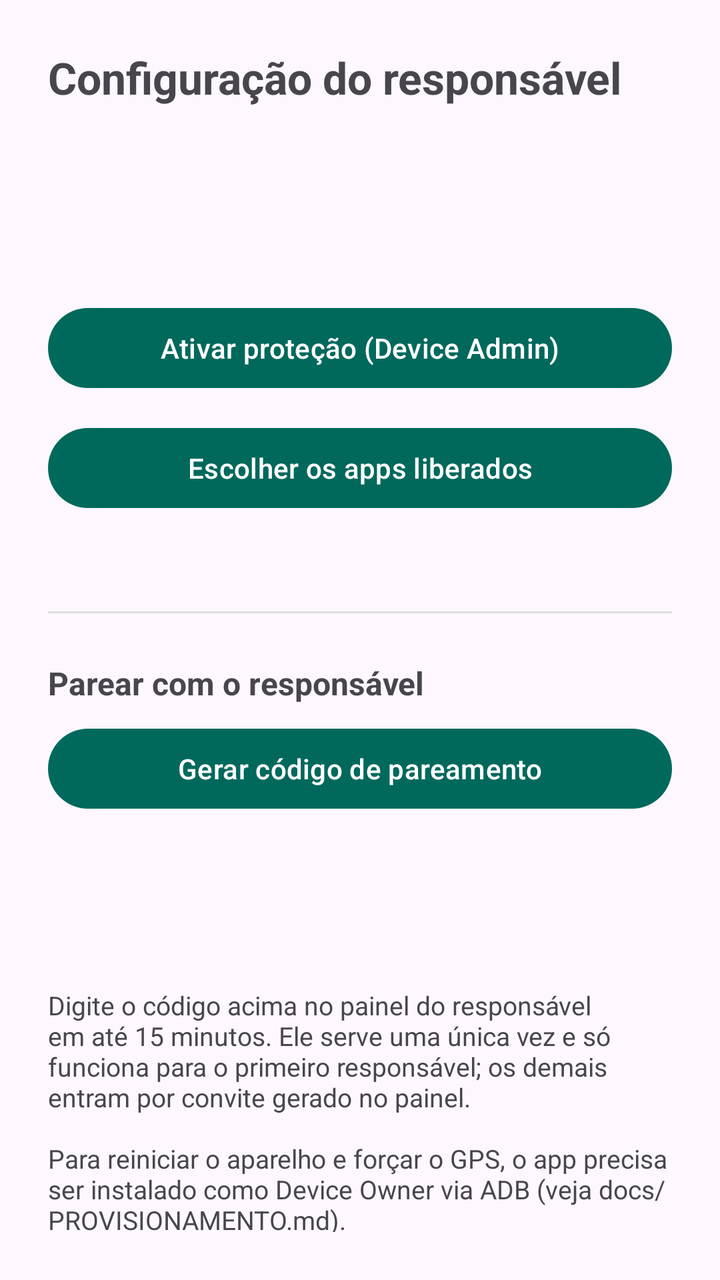
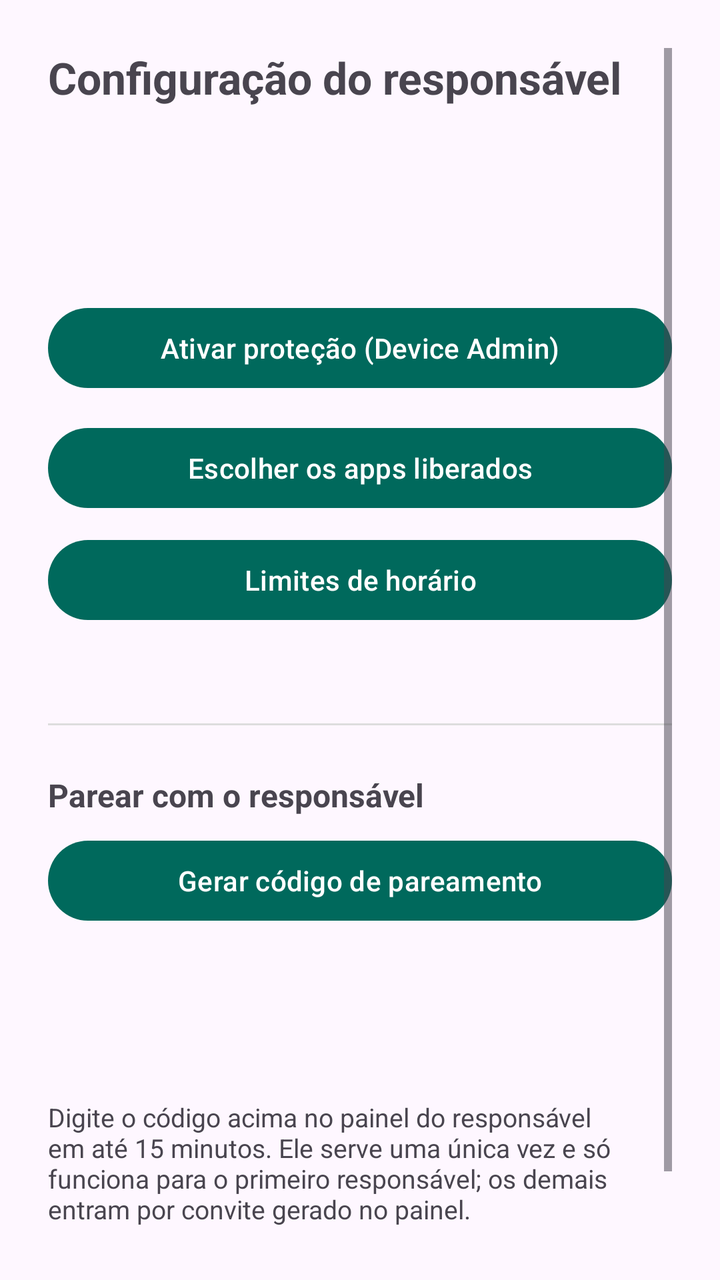

Before-and-after screenshots of an Android layout around one commit, followed by the original layout XML and the change that was made.
<!-- AndroidManifest.xml: application theme Theme.ControleInfantil -->
<!-- res/layout/activity_setup.xml -->
<?xml version="1.0" encoding="utf-8"?>
<ScrollView xmlns:android="http://schemas.android.com/apk/res/android"
    android:layout_width="match_parent"
    android:layout_height="match_parent"
    android:padding="24dp">

    <LinearLayout
        android:layout_width="match_parent"
        android:layout_height="wrap_content"
        android:orientation="vertical">

        <TextView
            android:layout_width="match_parent"
            android:layout_height="wrap_content"
            android:text="@string/setup_title"
            android:textSize="22sp"
            android:textStyle="bold"
            android:paddingBottom="16dp" />

        <TextView
            android:id="@+id/status"
            android:layout_width="match_parent"
            android:layout_height="wrap_content"
            android:textSize="16sp"
            android:paddingBottom="16dp" />

        <TextView
            android:id="@+id/deviceId"
            android:layout_width="match_parent"
            android:layout_height="wrap_content"
            android:textSize="14sp"
            android:textIsSelectable="true"
            android:paddingBottom="24dp" />

        <Button
            android:id="@+id/btnEnableAdmin"
            android:layout_width="match_parent"
            android:layout_height="wrap_content"
            android:text="@string/enable_admin" />

        <Button
            android:id="@+id/btnChooseApps"
            android:layout_width="match_parent"
            android:layout_height="wrap_content"
            android:text="@string/choose_apps"
            android:layout_marginTop="12dp" />

        <TextView
            android:id="@+id/allowedSummary"
            android:layout_width="match_parent"
            android:layout_height="wrap_content"
            android:textSize="13sp"
            android:paddingTop="6dp" />

        <View
            android:layout_width="match_parent"
            android:layout_height="1dp"
            android:background="#DDDDDD"
            android:layout_marginVertical="24dp" />

        <TextView
            android:layout_width="match_parent"
            android:layout_height="wrap_content"
            android:text="@string/pairing_title"
            android:textStyle="bold"
            android:textSize="16sp"
            android:paddingBottom="8dp" />

        <Button
            android:id="@+id/btnPairingCode"
            android:layout_width="match_parent"
            android:layout_height="wrap_content"
            android:text="@string/pairing_button" />

        <TextView
            android:id="@+id/pairingCode"
            android:layout_width="match_parent"
            android:layout_height="wrap_content"
            android:gravity="center"
            android:textSize="28sp"
            android:textStyle="bold"
            android:letterSpacing="0.15"
            android:textIsSelectable="true"
            android:paddingVertical="12dp" />

        <TextView
            android:layout_width="match_parent"
            android:layout_height="wrap_content"
            android:text="@string/setup_hint"
            android:textSize="13sp"
            android:paddingTop="24dp" />

    </LinearLayout>
</ScrollView>
<!-- resources referenced by this layout -->
<resources>
  <string name="choose_apps">Escolher os apps liberados</string>
  <string name="enable_admin">Ativar proteção (Device Admin)</string>
  <string name="pairing_button">Gerar código de pareamento</string>
  <string name="pairing_title">Parear com o responsável</string>
  <string name="setup_hint">Digite o código acima no painel do responsável em até 15 minutos. Ele serve uma única vez e só funciona para o primeiro responsável; os demais entram por convite gerado no painel.\n\nPara reiniciar o aparelho e forçar o GPS, o app precisa ser instalado como Device Owner via ADB (veja docs/PROVISIONAMENTO.md).</string>
  <string name="setup_title">Configuração do responsável</string>
  <style name="Theme.ControleInfantil" parent="Theme.Material3.DayNight.NoActionBar">
          <item name="colorPrimary">@color/primary</item>
          <item name="colorPrimaryDark">@color/primaryDark</item>
          <item name="android:statusBarColor" tools:targetApi="l">@color/primaryDark</item>
      </style>
  <color name="primary">#00695C</color>
  <color name="primaryDark">#004D40</color>
</resources>

<!-- the commit's change to res/layout/activity_setup.xml (unified diff, before → after) -->
@@ -44,6 +44,13 @@
             android:layout_height="wrap_content"
             android:text="@string/choose_apps"
             android:layout_marginTop="12dp" />
+
+        <Button
+            android:id="@+id/btnSchedule"
+            android:layout_width="match_parent"
+            android:layout_height="wrap_content"
+            android:text="@string/schedule_button"
+            android:layout_marginTop="8dp" />
 
         <TextView
             android:id="@+id/allowedSummary"
<!-- resource entries referenced after the edit -->
@@ -4,6 +4,7 @@
   <string name="enable_admin">Ativar proteção (Device Admin)</string>
   <string name="pairing_button">Gerar código de pareamento</string>
   <string name="pairing_title">Parear com o responsável</string>
+  <string name="schedule_button">Limites de horário</string>
   <string name="setup_hint">Digite o código acima no painel do responsável em até 15 minutos. Ele serve uma única vez e só funciona para o primeiro responsável; os demais entram por convite gerado no painel.\n\nPara reiniciar o aparelho e forçar o GPS, o app precisa ser instalado como Device Owner via ADB (veja docs/PROVISIONAMENTO.md).</string>
   <string name="setup_title">Configuração do responsável</string>
   <style name="Theme.ControleInfantil" parent="Theme.Material3.DayNight.NoActionBar">
